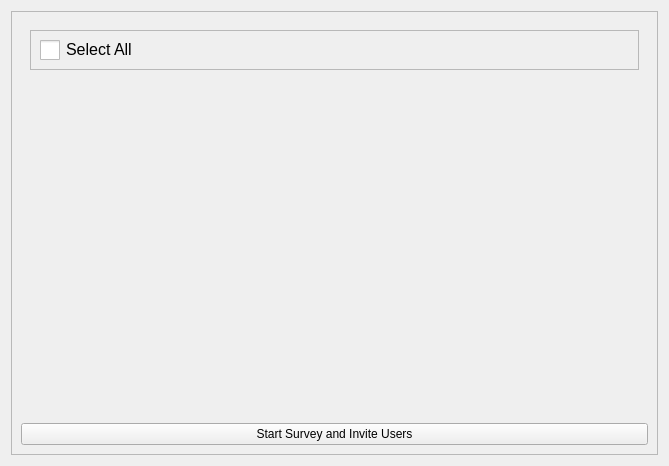
The window that src/ui_design/invite_user_to_survey.ui (mikukula/SAT) describes before a commit, drawn with Qt 5.
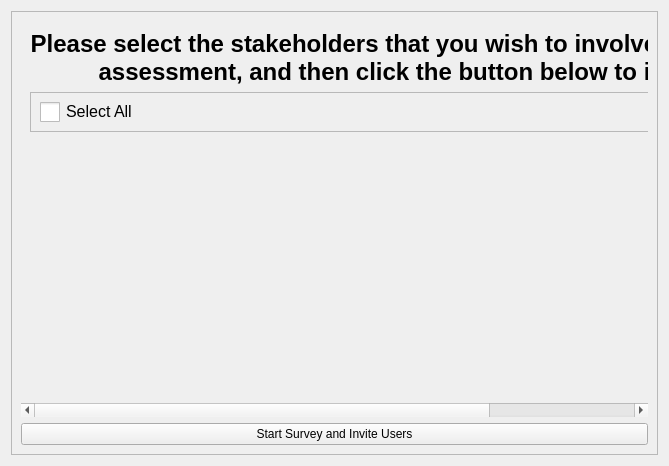
The same window after the commit.

The edit to the form file:
```diff
--- a/src/ui_design/invite_user_to_survey.ui
+++ b/src/ui_design/invite_user_to_survey.ui
@@ -36,11 +36,18 @@
           <rect>
            <x>0</x>
            <y>0</y>
-           <width>631</width>
-           <height>399</height>
+           <width>871</width>
+           <height>384</height>
           </rect>
          </property>
          <layout class="QVBoxLayout" name="verticalLayout">
+          <item>
+           <widget class="QLabel" name="label">
+            <property name="text">
+             <string>&lt;html&gt;&lt;head/&gt;&lt;body&gt;&lt;p align=&quot;center&quot;&gt;&lt;span style=&quot; font-size:18pt; font-weight:600;&quot;&gt;Please select the stakeholders that you wish to involve in this round of&lt;br/&gt;assessment, and then click the button below to invite them&lt;/span&gt;&lt;/p&gt;&lt;/body&gt;&lt;/html&gt;</string>
+            </property>
+           </widget>
+          </item>
           <item>
            <widget class="QFrame" name="frame">
             <property name="frameShape">
```
